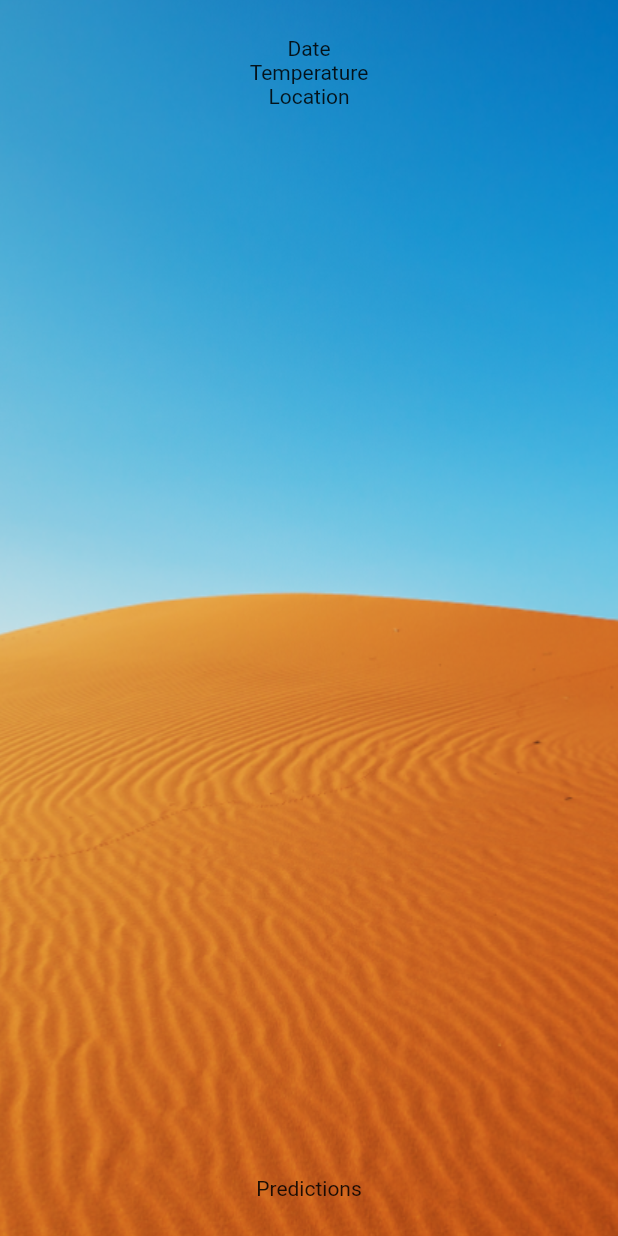
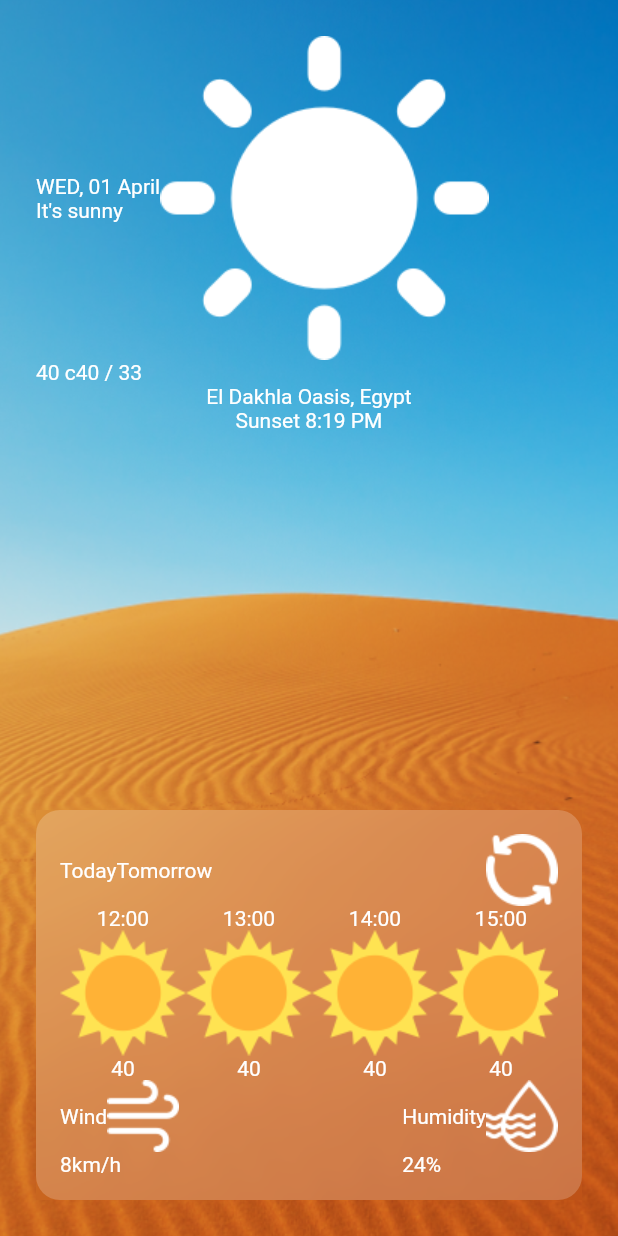
Before and after one commit to kajornsakp/weather_app_codelabs, a Flutter app: the screen it shows after launch, on a phone screen of 412 x 824 dp. Run offline on Flutter 3.47's test engine with Material 2 defaults, Android fonts, the phone set to English and light mode, and no system bars.

Commit message:
add widgets & layouts to step 2

```diff
--- a/step_2_widgets/lib/main.dart
+++ b/step_2_widgets/lib/main.dart
@@ -13,8 +13,8 @@ class MyApp extends StatelessWidget {
     return MaterialApp(
       title: 'Flutter Demo',
       theme: ThemeData(
-        primarySwatch: Colors.blue,
-      ),
+          primarySwatch: Colors.blue,
+          textTheme: TextTheme(bodyText2: TextStyle(color: Colors.white))),
       home: HomePage(),
     );
   }
@@ -35,11 +35,134 @@ class HomePage extends StatelessWidget {
               padding: const EdgeInsets.all(24),
               child: Column(
                 children: [
-                  Text("Date"),
-                  Text("Temperature"),
-                  Text("Location"),
+                  Row(
+                    children: [
+                      Column(
+                        crossAxisAlignment: CrossAxisAlignment.start,
+                        children: [
+                          Text("WED, 01 April"),
+                          Text("It's sunny"),
+                        ],
+                      ),
+                      Image.asset("assets/bigsun.png")
+                    ],
+                  ),
+                  Row(
+                    children: [
+                      Text("40 c"),
+                      Text("40 / 33"),
+                    ],
+                  ),
+                  Text("El Dakhla Oasis, Egypt"),
+                  Text("Sunset 8:19 PM"),
                   Spacer(),
-                  Text("Predictions")
+                  ClipRect(
+                    child: BackdropFilter(
+                      filter: ImageFilter.blur(sigmaX: 10, sigmaY: 10),
+                      child: Container(
+                        decoration: BoxDecoration(
+                          borderRadius: BorderRadius.all(Radius.circular(16)),
+                          color: Colors.white.withOpacity(0.2),
+                        ),
+                        padding: EdgeInsets.all(16),
+                        child: Container(
+                          child: Column(
+                            children: [
+                              Row(
+                                children: [
+                                  Text('Today'),
+                                  Text('Tomorrow'),
+                                  Spacer(),
+                                  Image.asset('assets/refresh.png')
+                                ],
+                              ),
+                              SingleChildScrollView(
+                                scrollDirection: Axis.horizontal,
+                                child: Row(
+                                  children: [
+                                    Column(
+                                      children: [
+                                        Text("12:00"),
+                                        Image.asset('assets/sunny.png'),
+                                        Text("40")
+                                      ],
+                                    ),
+                                    Column(
+                                      children: [
+                                        Text("13:00"),
+                                        Image.asset('assets/sunny.png'),
+                                        Text("40")
+                                      ],
+                                    ),
+                                    Column(
+                                      children: [
+                                        Text("14:00"),
+                                        Image.asset('assets/sunny.png'),
+                                        Text("40")
+                                      ],
+                                    ),
+                                    Column(
+                                      children: [
+                                        Text("15:00"),
+                                        Image.asset('assets/sunny.png'),
+                                        Text("40")
+                                      ],
+                                    ),
+                                    Column(
+                                      children: [
+                                        Text("16:00"),
+                                        Image.asset('assets/sunny.png'),
+                                        Text("40")
+                                      ],
+                                    ),
+                                    Column(
+                                      children: [
+                                        Text("17:00"),
+                                        Image.asset('assets/sunny.png'),
+                                        Text("40")
+                                      ],
+                                    ),
+                                  ],
+                                ),
+                              ),
+                              Row(
+                                mainAxisAlignment:
+                                    MainAxisAlignment.spaceBetween,
+                                children: [
+                                  Column(
+                                    crossAxisAlignment:
+                                        CrossAxisAlignment.start,
+                                    children: [
+                                      Row(
+                                        children: [
+                                          Text("Wind"),
+                                          Image.asset('assets/windy.png')
+                                        ],
+                                      ),
+                                      Text("8km/h")
+                                    ],
+                                  ),
+                                  Column(
+                                    crossAxisAlignment:
+                                        CrossAxisAlignment.start,
+                                    children: [
+                                      Row(
+                                        children: [
+                                          Text("Humidity"),
+                                          Image.asset('assets/humidity.png')
+                                        ],
+                                      ),
+                                      Text("24%"),
+                                    ],
+                                  ),
+                                ],
+                              )
+                            ],
+                          ),
+                        ),
+                      ),
+                    ),
+                  )
                 ],
               ),
             ),
```
